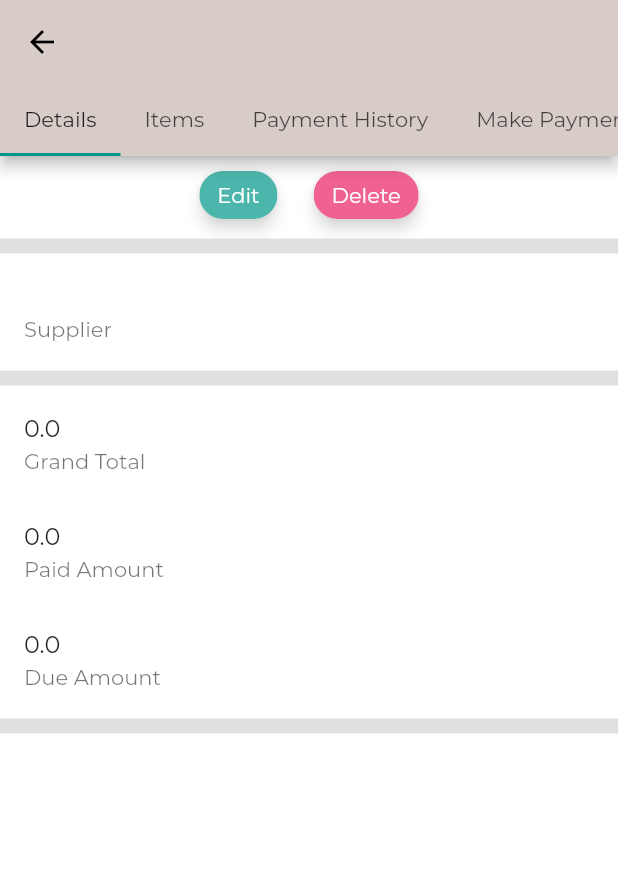
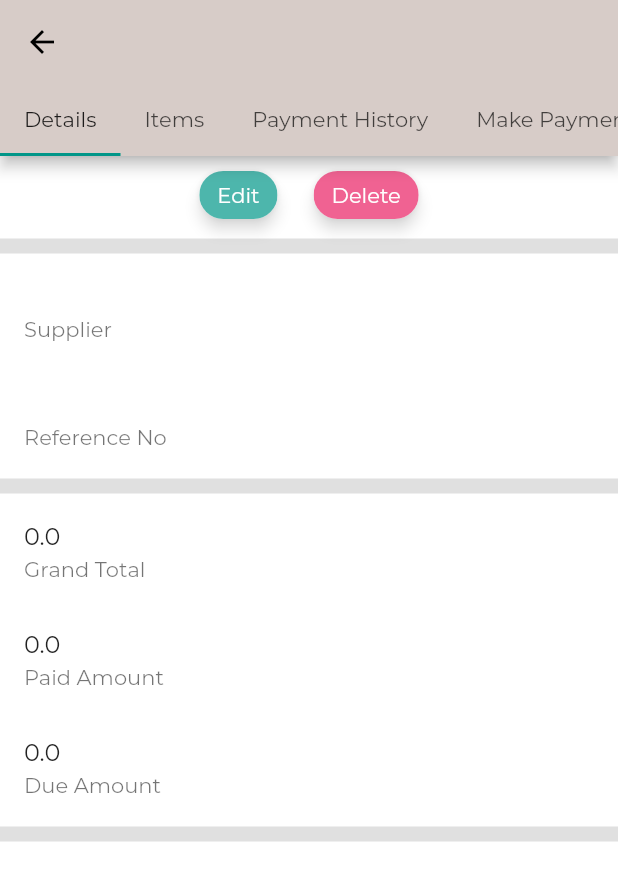
Before and after one commit to gfrednand/store_rahisi, a Flutter app: the PurchaseDetail screen opened directly with empty values, on a phone screen of 412 x 824 dp. Shown: the top 881 px of the screen. Run offline on Flutter 3.47's test engine with Material 2 defaults, Android fonts, the light colour scheme and no system bars; our stand-ins replace cloud_firestore, firebase_auth, get_it, shared_preferences; accounts and stored records are empty.

Commit message:
purchase and payment

```diff
--- a/lib/models/payment.dart
+++ b/lib/models/payment.dart
@@ -16,9 +16,11 @@ class Payment {
   String purchaseId;
   double amount;
   String note;
+  String userId;
 
   Payment({
     this.id,
+    this.userId,
     this.supplierId,
     this.method,
     this.type,
@@ -30,6 +32,7 @@ class Payment {
   factory Payment.fromMap(Map<String, dynamic> json, String id) => Payment(
         id: id ?? '',
         supplierId: json["supplierId"],
+        userId: json["userId"],
         method: json["method"],
         type: json["type"],
         purchaseId: json["purchaseId"],
@@ -40,6 +43,7 @@ class Payment {
   Map<String, dynamic> toMap() => {
         "id": id,
         "supplierId": supplierId,
+        "userId": userId,
         "method": method,
         "type": type,
         "purchaseId": purchaseId,
--- a/lib/models/purchase.dart
+++ b/lib/models/purchase.dart
@@ -15,6 +15,7 @@ class Purchase {
   String id;
   String purchaseDate;
   String updatedAt;
+  String referenceNumber;
   bool active;
   String supplierId;
   String supplier;
@@ -25,6 +26,7 @@ class Purchase {
   String userId;
   Purchase(
       {String id,
+      String referenceNumber,
       @required this.userId,
       this.active,
       this.supplierId,
@@ -37,12 +39,16 @@ class Purchase {
       this.updatedAt})
       : this.purchaseDate = purchaseDate ??
             new DateFormat('MMM dd, yyyy HH:mm').format(new DateTime.now()),
-        this.id = id ?? Uuid().generateV4();
-
+        this.id = id ?? Uuid().generateV4(),
+        this.referenceNumber = referenceNumber ??
+            new DateFormat('yyyy/MM').format(new DateTime.now()) +
+                'P-' +
+                DateFormat('dd-HHmm').format(new DateTime.now());
 
   factory Purchase.fromMap(Map<String, dynamic> json, String id) => Purchase(
-        id: id ?? '',
+        id: json['id'],
         userId: json['userId'],
+        referenceNumber: json['referenceNumber'],
         active: json["active"],
         supplierId: json["supplierId"],
         purchaseDate: json["purchaseDate"],
@@ -55,6 +61,7 @@ class Purchase {
   Map<String, dynamic> toMap() => {
         "id": id,
         'userId': userId,
+        'referenceNumber': referenceNumber,
         "active": active,
         "supplierId": supplierId,
         "purchaseDate": purchaseDate,
--- a/lib/models/supplier.dart
+++ b/lib/models/supplier.dart
@@ -10,6 +10,7 @@ String supplierToJson(Supplier data) => json.encode(data.toMap());
 
 class Supplier {
   String id;
+  String userId;
   String name;
   bool active;
   String contactPerson;
@@ -20,6 +21,7 @@ class Supplier {
 
   Supplier({
     this.id,
+    this.userId,
     this.name,
     this.active,
     this.contactPerson,
@@ -32,6 +34,7 @@ class Supplier {
   factory Supplier.fromMap(Map<String, dynamic> json, String id) => Supplier(
         id: id ?? '',
         name: json["name"] ?? '',
+        userId: json["userId"] ?? '',
         active: json["active"],
         contactPerson: json["contactPerson"] ?? '',
         phoneNumber: json["phoneNumber"] ?? '',
@@ -43,6 +46,7 @@ class Supplier {
   Map<String, dynamic> toMap() => {
         "id": id,
         "name": name,
+        "userId": userId,
         "active": active,
         "contactPerson": contactPerson,
         "phoneNumber": phoneNumber,
--- a/lib/pages/item/item_list.dart
+++ b/lib/pages/item/item_list.dart
@@ -37,7 +37,7 @@ class ItemList extends StatelessWidget {
                               overflow: TextOverflow.ellipsis,
                             ),
                             subtitle: Text(
-                              'Stock ${model.items[index].purchasePrice}',
+                              'Stock: ${model.items[index].quantity?? 0}',
                               overflow: TextOverflow.ellipsis,
                             ),
                             trailing: Text(
--- a/lib/pages/layout_page.dart
+++ b/lib/pages/layout_page.dart
@@ -271,7 +271,7 @@ class _LayoutPageState extends State<LayoutPage> with TickerProviderStateMixin {
                       onPressed: () {
                         _currentIndex == 0
                             ? _showModalSheetAppBar(
-                                context, 'Add Product', ItemForm(), 0.81)
+                                context, 'Add Product', ItemForm(), 0.67)
                             : _currentIndex == 1
                                 ? _showModalSheetAppBar(context, 'Add Supplier',
                                     SupplierForm(), 0.7)
--- a/lib/pages/purchase/purchase_add.dart
+++ b/lib/pages/purchase/purchase_add.dart
@@ -5,6 +5,7 @@ import 'package:storeRahisi/pages/purchase/add_item_form.dart';
 import 'package:storeRahisi/providers/item_model.dart';
 import 'package:storeRahisi/providers/purchase_model.dart';
 import 'package:storeRahisi/models/index.dart';
+import 'package:storeRahisi/providers/supplier_model.dart';
 import 'package:storeRahisi/widgets/custom_modal_sheet.dart';
 
 class PurchaseAdd extends StatefulWidget {
@@ -23,7 +24,7 @@ class _PurchaseAddState extends State<PurchaseAdd> {
   Widget build(BuildContext context) {
     ItemModel itemModel = Provider.of<ItemModel>(context);
     return BaseView<PurchaseModel>(
-        onModelReady: (model) => model.getSuppliers(),
+        // onModelReady: (model) => model.getSuppliers(),
         builder: (context, model, child) {
           return Scaffold(
             appBar: buildAppBar(model, context),
@@ -62,6 +63,7 @@ class _PurchaseAddState extends State<PurchaseAdd> {
 
   Column buildBody(PurchaseModel model, BuildContext context) {
     var items = model.selectedItems;
+    SupplierModel supplierModel = Provider.of<SupplierModel>(context);
     return Column(
       children: <Widget>[
         Center(
@@ -72,7 +74,7 @@ class _PurchaseAddState extends State<PurchaseAdd> {
               child: new DropdownButton<Supplier>(
                 hint: Text('Select Supplier'),
                 value: _supplier,
-                items: model.suppliers.map((Supplier value) {
+                items: supplierModel.suppliers.map((Supplier value) {
                   return new DropdownMenuItem<Supplier>(
                     value: value,
                     child: new Text(value.name),
--- a/lib/pages/purchase/purchase_detail.dart
+++ b/lib/pages/purchase/purchase_detail.dart
@@ -6,6 +6,7 @@ import 'package:storeRahisi/models/purchase.dart';
 import 'package:storeRahisi/pages/purchase/purchase_form.dart';
 import 'package:storeRahisi/pages/purchase/purchase_payment_form.dart';
 import 'package:storeRahisi/providers/item_model.dart';
+import 'package:storeRahisi/providers/payment_model.dart';
 import 'package:storeRahisi/providers/purchase_model.dart';
 import 'package:storeRahisi/providers/supplier_model.dart';
 import 'package:storeRahisi/widgets/custom_modal_sheet.dart';
@@ -44,7 +45,11 @@ class _PurchaseDetailState extends State<PurchaseDetail> {
   @override
   Widget build(BuildContext context) {
     List<String> tabs = ['Details', 'Items', 'Payment History', 'Make Payment'];
+    PaymentModel paymentModel = Provider.of<PaymentModel>(context);
+    List<Payment> payments =
+        paymentModel.getPaymentsByPurchaseId(widget.purchase.id);
 
+    double dueAmount = widget.purchase.grandTotalAmount - widget.purchase.paidAmount;
     return DefaultTabController(
       length: tabs.length,
       child: Scaffold(
@@ -82,6 +87,10 @@ class _PurchaseDetailState extends State<PurchaseDetail> {
                     title: Text('${widget.purchase.supplier}'),
                     subtitle: Text('Supplier'),
                   ),
+                  ListTile(
+                    title: Text('${widget.purchase.referenceNumber}'),
+                    subtitle: Text('Reference No'),
+                  ),
                   Divider(
                     thickness: 10.0,
                   ),
@@ -94,7 +103,7 @@ class _PurchaseDetailState extends State<PurchaseDetail> {
                     subtitle: Text('Paid Amount'),
                   ),
                   ListTile(
-                    title: Text('${widget.purchase.dueAmount}'),
+                    title: Text('$dueAmount'),
                     subtitle: Text('Due Amount'),
                   ),
                   Divider(
@@ -109,7 +118,8 @@ class _PurchaseDetailState extends State<PurchaseDetail> {
                   ItemModel itemModel = Provider.of<ItemModel>(context);
                   Item item =
                       itemModel.getItemById(widget.purchase.items[index].id);
-                  return ListTile(
+                  return Card(
+                    child: ListTile(
                       leading: ExcludeSemantics(
                         child: CircleAvatar(
                           radius: 30.0,
@@ -138,27 +148,62 @@ class _PurchaseDetailState extends State<PurchaseDetail> {
                           ),
                         ],
                       ),
-                    trailing: Text('${widget.purchase.items[index].quantity}'),
+                      trailing:
+                          Text('${widget.purchase.items[index].quantity}'),
                       onTap: () {
                         // Navigator.pushNamed(
                         //     context, AppRoutes.purchase_detail,
                         //     arguments: items[index]);
                       },
+                    ),
                   );
                 }),
-            Container(
-              child: Center(
-                child: Text('No History'),
+            ListView.builder(
+                itemCount: payments.length,
+                itemBuilder: (buildContext, index) {
+                  SupplierModel supplierModel =
+                      Provider.of<SupplierModel>(context);
+                  Supplier supplier =
+                      supplierModel.getSupplierById(payments[index].supplierId);
+                  return Card(
+                    child: ListTile(
+                      leading: ExcludeSemantics(
+                        child: CircleAvatar(
+                          radius: 30.0,
+                          backgroundColor: Theme.of(context).primaryColor,
+                          child: Text(
+                            'P',
+                            style:
+                                TextStyle(color: Theme.of(context).accentColor),
                           ),
                         ),
-            widget.purchase.paidAmount == 0
-                ? Container(
+                      ),
+                      title: Text(
+                        '${supplier?.name}',
+                        overflow: TextOverflow.ellipsis,
+                      ),
+                      subtitle: Text(
+                        '${payments[index]?.method} | ${payments[index]?.type}',
+                        overflow: TextOverflow.ellipsis,
+                      ),
+                      trailing: Text(' ${payments[index]?.amount} /='),
+                      onTap: () {
+                        // Navigator.pushNamed(
+                        //     context, AppRoutes.purchase_detail,
+                        //     arguments: items[index]);
+                      },
+                    ),
+                  );
+                }),
+            dueAmount > 0
+                ? PurchasePaymentForm(
+                        dueAmount: dueAmount,
+                        purchase: widget.purchase,
+                  )
+                : Container(
                     child: Center(
                       child: Text('No Due'),
                     ),
-                  )
-                : PurchasePaymentForm(
-                    items: [],
                   ),
           ],
         ),
--- a/lib/providers/item_model.dart
+++ b/lib/providers/item_model.dart
@@ -81,6 +81,9 @@ class ItemModel extends BaseModel {
         .toList();
   }
 
+
+
+
   Item getItemById(String id) {
     return _items.firstWhere(
       (item) => item.id == id,
--- a/lib/providers/payment_model.dart
+++ b/lib/providers/payment_model.dart
@@ -15,7 +15,7 @@ class PaymentModel extends BaseModel {
 
   final StreamController<List<Payment>> _paymentsController =
       StreamController<List<Payment>>.broadcast();
-  List<Payment> _payments;
+  List<Payment> _payments = [];
   List<Payment> get payments => _payments;
 
   Payment _payment;
@@ -51,6 +51,13 @@ class PaymentModel extends BaseModel {
         notifyListeners();
       }
     });
+  }
+
+  List<Payment> getPaymentsByPurchaseId(String id) {
+    if (_payments.length == 0) {
+      listenToPayments();
+    }
+    return _payments.where((payment) => payment.purchaseId == id).toList();
   }
 
   removePayment(String id) async {
@@ -91,6 +98,6 @@ class PaymentModel extends BaseModel {
     //   );
     // }
 
-    _navigationService.pop();
+    // _navigationService.pop();
   }
 }
```
Also changed, not shown: lib/pages/item/item_form.dart (+11 -11 lines), lib/pages/purchase/purchase_list.dart (+13 -2 lines), lib/pages/purchase/purchase_payment_form.dart (+46 -18 lines), lib/pages/supplier/supplier_form.dart (+3 -4 lines), lib/pages/supplier/supplier_list.dart (+8 -8 lines), lib/providers/purchase_model.dart (+28 -11 lines), lib/providers/supplier_model.dart (+28 -2 lines), 2 other files. Lines whose indentation alone changed are shown as unchanged.
